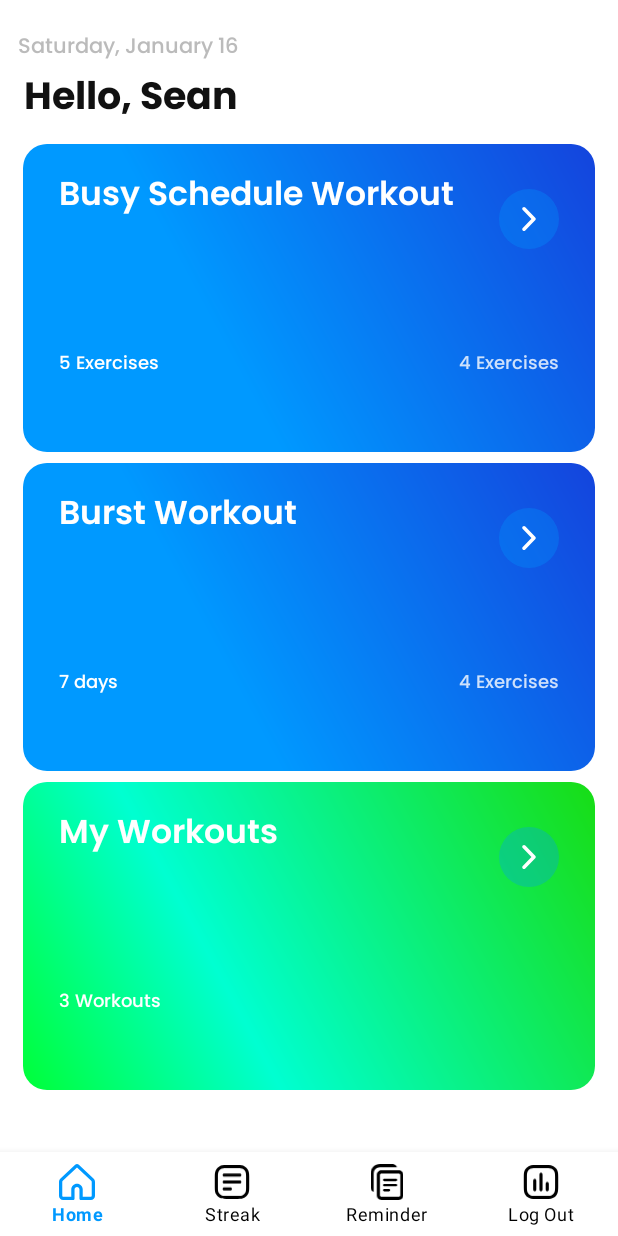
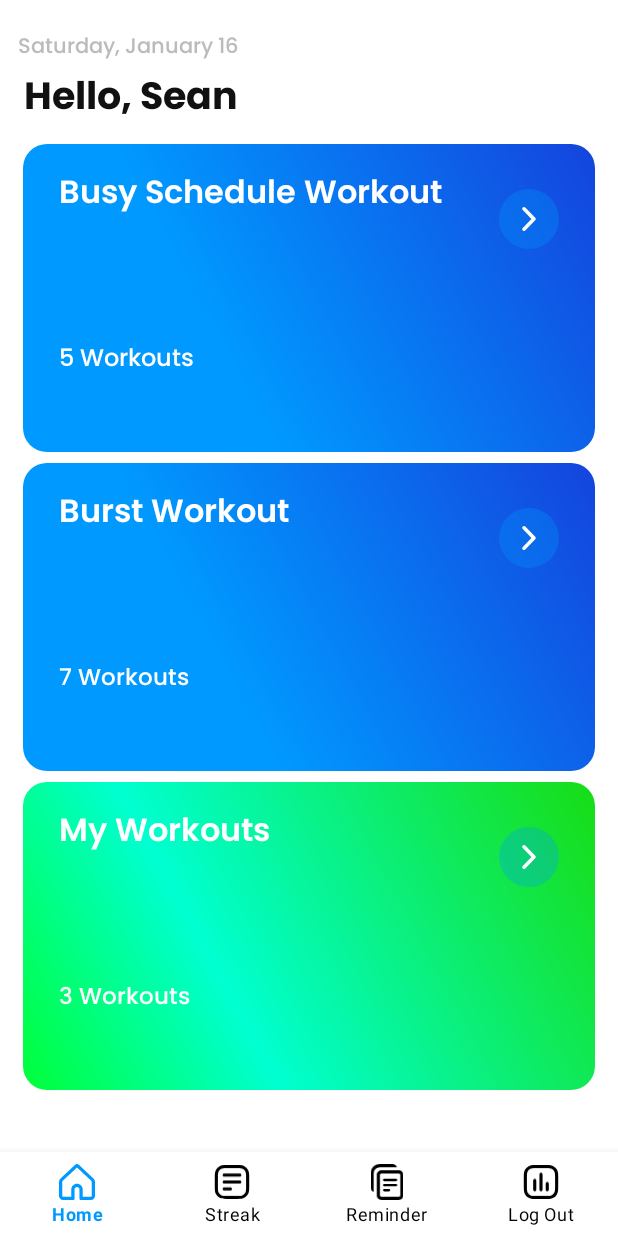
Before and after one commit to MiguelG619/MOBDEVE_MP_WorkIt, an Android app: the layout activity_home.xml on its own in the app's theme, with its tools: preview values and no code run, on a phone screen of 412 x 824 dp. Run offline under Robolectric (Android 15) with nearby library versions, the phone set to English and light mode, and no system bars.

Commit message:
fixed images of exercises and layout of home

```diff
--- a/app/src/main/java/com/mobdeve/s11/gonzaga/miguel/mobdeve_workit_mp/adapters/ExerciseAdapter.kt
+++ b/app/src/main/java/com/mobdeve/s11/gonzaga/miguel/mobdeve_workit_mp/adapters/ExerciseAdapter.kt
@@ -85,6 +85,7 @@ class ExerciseAdapter(
         fun bindUser(exercise: ExerciseModel) {
             itemBinding.tvExerciseTitle.text = exercise.title
             itemBinding.tvExerciseSetsReps.text = "${exercise.sets} sets X ${exercise.reps} reps"
+            itemBinding.ivExercise.setImageResource(exercise.image)
         }
 
     }
--- a/app/src/main/res/layout/activity_home.xml
+++ b/app/src/main/res/layout/activity_home.xml
@@ -27,12 +27,11 @@
         android:layout_width="wrap_content"
         android:layout_height="wrap_content"
         android:layout_marginStart="16dp"
-        android:layout_marginLeft="16dp"
         android:fontFamily="@font/poppins_bold"
         android:gravity="start"
         android:text="Hello, Sean"
         android:textColor="#111111"
-        android:textSize="25dp"
+        android:textSize="25sp"
         app:layout_constraintStart_toStartOf="parent"
         app:layout_constraintTop_toBottomOf="@+id/tv_date" />
 
@@ -77,7 +76,7 @@
                     android:fontFamily="@font/poppins_semibold"
                     android:text="Busy Schedule Workout"
                     android:textColor="@color/white"
-                    android:textSize="22dp"
+                    android:textSize="21sp"
                     app:layout_constraintEnd_toStartOf="@+id/appCompatImageView2_busy"
                     app:layout_constraintStart_toStartOf="parent"
                     app:layout_constraintTop_toTopOf="parent" />
@@ -88,7 +87,6 @@
                     android:layout_height="wrap_content"
                     android:layout_marginTop="30dip"
                     android:layout_marginEnd="24dip"
-                    android:layout_marginRight="24dip"
                     app:layout_constraintEnd_toEndOf="parent"
                     app:layout_constraintTop_toTopOf="parent"
                     app:srcCompat="@drawable/ic_forward" />
@@ -101,26 +99,11 @@
                     android:layout_marginHorizontal="24dp"
                     android:layout_marginBottom="48dip"
                     android:fontFamily="@font/poppins_medium"
-                    android:text="5 Exercises"
+                    android:text="5 Workouts"
                     android:textColor="@color/white"
-                    android:textSize="12dp"
+                    android:textSize="16sp"
                     app:layout_constraintBottom_toBottomOf="parent"
                     app:layout_constraintStart_toStartOf="parent" />
-
-                <TextView
-                    android:id="@+id/tv_exercise_count_busy"
-                    android:layout_width="wrap_content"
-                    android:layout_height="wrap_content"
-                    android:layout_marginHorizontal="24dp"
-                    android:layout_marginBottom="48dip"
-                    android:alpha=".8"
-                    android:fontFamily="@font/poppins_medium"
-                    android:text="4 Exercises"
-                    android:textColor="@color/white"
-                    android:textSize="12dp"
-                    app:layout_constraintBottom_toBottomOf="parent"
-                    app:layout_constraintEnd_toEndOf="parent" />
-
 
             </androidx.constraintlayout.widget.ConstraintLayout>
 
@@ -168,7 +151,7 @@
                     android:fontFamily="@font/poppins_semibold"
                     android:text="Burst Workout"
                     android:textColor="@color/white"
-                    android:textSize="22dp"
+                    android:textSize="21sp"
                     app:layout_constraintEnd_toStartOf="@+id/appCompatImageView2_burst"
                     app:layout_constraintStart_toStartOf="parent"
                     app:layout_constraintTop_toTopOf="parent" />
@@ -179,7 +162,6 @@
                     android:layout_height="wrap_content"
                     android:layout_marginTop="30dip"
                     android:layout_marginEnd="24dip"
-                    android:layout_marginRight="24dip"
                     app:layout_constraintEnd_toEndOf="parent"
                     app:layout_constraintTop_toTopOf="parent"
                     app:srcCompat="@drawable/ic_forward" />
@@ -192,26 +174,11 @@
                     android:layout_marginHorizontal="24dp"
                     android:layout_marginBottom="48dip"
                     android:fontFamily="@font/poppins_medium"
-                    android:text="7 days"
+                    android:text="7 Workouts"
                     android:textColor="@color/white"
-                    android:textSize="12dp"
+                    android:textSize="15sp"
                     app:layout_constraintBottom_toBottomOf="parent"
                     app:layout_constraintStart_toStartOf="parent" />
-
-                <TextView
-                    android:id="@+id/tv_exercise_count_burst"
-                    android:layout_width="wrap_content"
-                    android:layout_height="wrap_content"
-                    android:layout_marginHorizontal="24dp"
-                    android:layout_marginBottom="48dip"
-                    android:alpha=".8"
-                    android:fontFamily="@font/poppins_medium"
-                    android:text="4 Exercises"
-                    android:textColor="@color/white"
-                    android:textSize="12dp"
-                    app:layout_constraintBottom_toBottomOf="parent"
-                    app:layout_constraintEnd_toEndOf="parent" />
-
 
             </androidx.constraintlayout.widget.ConstraintLayout>
 
@@ -256,7 +223,7 @@
                     android:fontFamily="@font/poppins_semibold"
                     android:text="My Workouts"
                     android:textColor="@color/white"
-                    android:textSize="22dp"
+                    android:textSize="21sp"
                     app:layout_constraintEnd_toStartOf="@+id/appCompatImageView2_my_workout"
                     app:layout_constraintStart_toStartOf="parent"
                     app:layout_constraintTop_toTopOf="parent" />
@@ -267,7 +234,6 @@
                     android:layout_height="wrap_content"
                     android:layout_marginTop="30dip"
                     android:layout_marginEnd="24dip"
-                    android:layout_marginRight="24dip"
                     app:layout_constraintEnd_toEndOf="parent"
                     app:layout_constraintTop_toTopOf="parent"
                     app:srcCompat="@drawable/ic_forward" />
@@ -281,7 +247,7 @@
                     android:fontFamily="@font/poppins_medium"
                     android:text="3 Workouts"
                     android:textColor="@color/white"
-                    android:textSize="12dp"
+                    android:textSize="15sp"
                     app:layout_constraintBottom_toBottomOf="parent"
                     app:layout_constraintStart_toStartOf="parent" />
 
--- a/app/src/main/res/layout/item_row_exercise.xml
+++ b/app/src/main/res/layout/item_row_exercise.xml
@@ -34,7 +34,7 @@
                 android:scaleType="centerCrop"
                 app:layout_constraintStart_toStartOf="parent"
                 app:layout_constraintTop_toTopOf="parent"
-                app:srcCompat="@drawable/jumping_jacks" />
+                app:srcCompat="@drawable/workout_bg" />
 
         </com.google.android.material.card.MaterialCardView>
 
```
Also changed, not shown: app/src/main/java/com/mobdeve/s11/gonzaga/miguel/mobdeve_workit_mp/LogInActivity.kt (+13 -5 lines), app/src/main/java/com/mobdeve/s11/gonzaga/miguel/mobdeve_workit_mp/dataAccessObjects/WorkoutDAOArrayList.kt (+7 -9 lines), app/src/main/res/drawable-v24/high_knees.jpg (added), app/src/main/res/drawable-v24/jogging.PNG (added), app/src/main/res/drawable-v24/jogging.jpg (deleted), app/src/main/res/drawable-v24/workout_bg.PNG (added).
